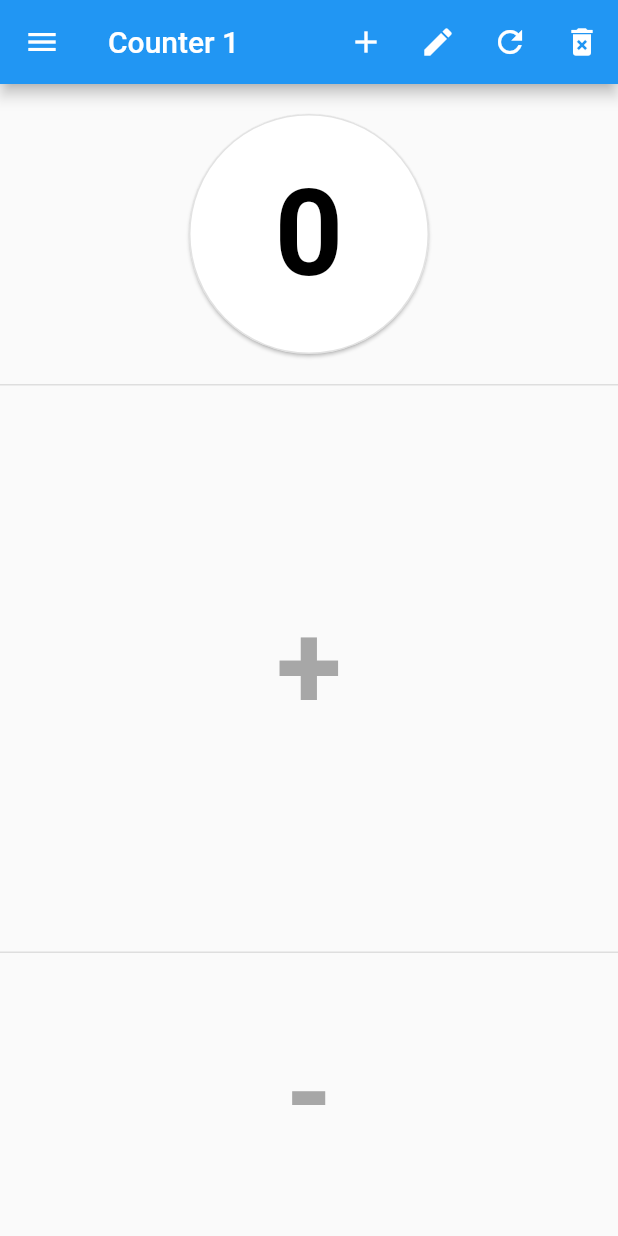
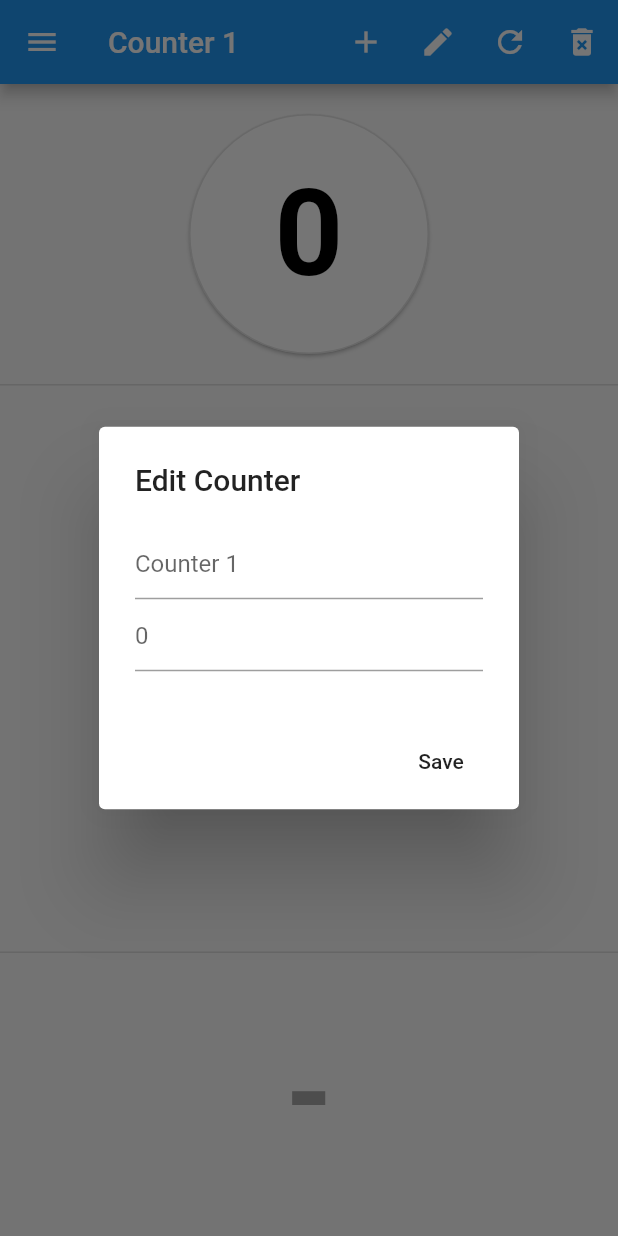
Before and after one commit to rklimpel/CounterApp, a Flutter app: the screen it shows after launch, after a tap on the "edit" icon, on a phone screen of 412 x 824 dp. Run offline on Flutter 3.47's test engine with Material 2 defaults, Android fonts, the phone set to English and light mode, and no system bars; our stand-ins replace shared_preferences.

Commit message:
Edit Counter Name and Value

```diff
--- a/lib/main.dart
+++ b/lib/main.dart
@@ -6,7 +6,7 @@ import 'prefsHandler.dart';
 
 //TODO:
 // [ ] Get first free number for Counter name
-// [ ] Edit Counter Value with Keyboard
+// [X] Edit Counter Value with Keyboard
 // [X] Edit Counter Name
 // [ ] Don't create two counters with the same name bitch!
 // [X] Creator new inital Counter if every counter is removed
@@ -39,7 +39,9 @@ class _MyHomePageState extends State<MyHomePage> {
   String counterName;
   List<Counter> counters = [];
 
-  final controller = TextEditingController();
+  final addCounterTextController = TextEditingController();
+  final editCounterTextController = TextEditingController();
+  final editCounterValueController = TextEditingController();
 
   void incCounter() {
     setState(() {
@@ -148,7 +150,7 @@ class _MyHomePageState extends State<MyHomePage> {
 
   @override
   void dispose() {
-    controller.dispose();
+    addCounterTextController.dispose();
     super.dispose();
   }
 
@@ -166,7 +168,9 @@ class _MyHomePageState extends State<MyHomePage> {
           ),
           IconButton(
             icon: Icon(Icons.edit),
-            onPressed: () {},
+            onPressed: () {
+              editCounterDialog();
+            },
           ),
           IconButton(
             icon: Icon(Icons.refresh),
@@ -393,7 +397,7 @@ class _MyHomePageState extends State<MyHomePage> {
       child: new AlertDialog(
         title: new Text("Create new Counter"),
         content: TextField(
-          controller: controller,
+          controller: addCounterTextController,
           decoration: new InputDecoration(
             hintText: "Counter ${getFreeCounterName()}",
           ),
@@ -401,10 +405,53 @@ class _MyHomePageState extends State<MyHomePage> {
         actions: <Widget>[
           FlatButton(
             onPressed: () {
-              addCounter(controller.text);
+              addCounter(addCounterTextController.text);
               Navigator.pop(context);
             },
-            child: Text("OK"),
+            child: Text("Ok"),
+          )
+        ],
+      ),
+    );
+  }
+
+  void editCounterDialog() {
+    showDialog(
+      context: context,
+      child: new AlertDialog(
+        title: new Text("Edit Counter"),
+        content: Container(
+          height: 100,
+          child: Column(
+            children: <Widget>[
+              TextField(
+                controller: editCounterTextController,
+                autocorrect: false,
+                decoration: new InputDecoration(
+                  hintText: "$counterName",
+                ),
+              ),
+              TextField(
+                controller: editCounterValueController,
+                keyboardType: TextInputType.number,
+                decoration: new InputDecoration(
+                  hintText: "$counter",
+                ),
+              ),
+            ],
+          ),
+        ),
+        actions: <Widget>[
+          FlatButton(
+            onPressed: () {
+              setState(() {
+                counterName = editCounterTextController.text;
+                counter = int.parse(editCounterValueController.text);
+                Navigator.pop(context);
+                saveState();
+              });
+            },
+            child: Text("Save"),
           )
         ],
       ),
```
